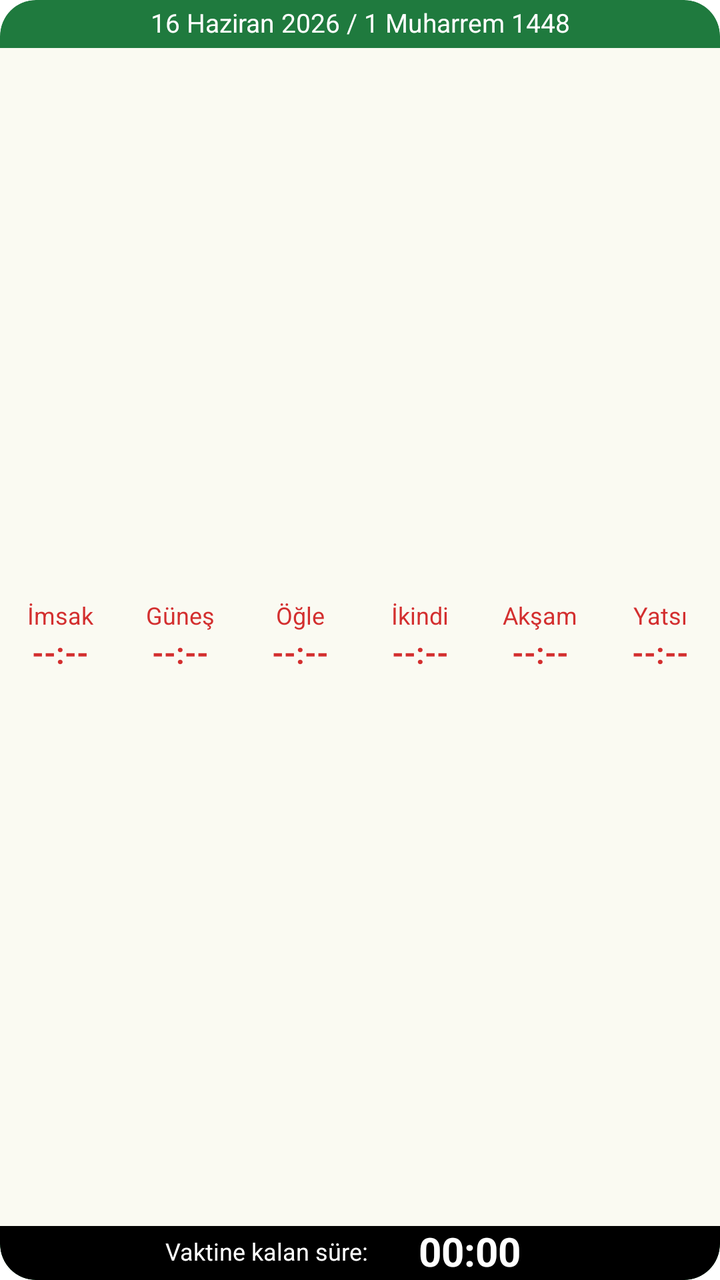
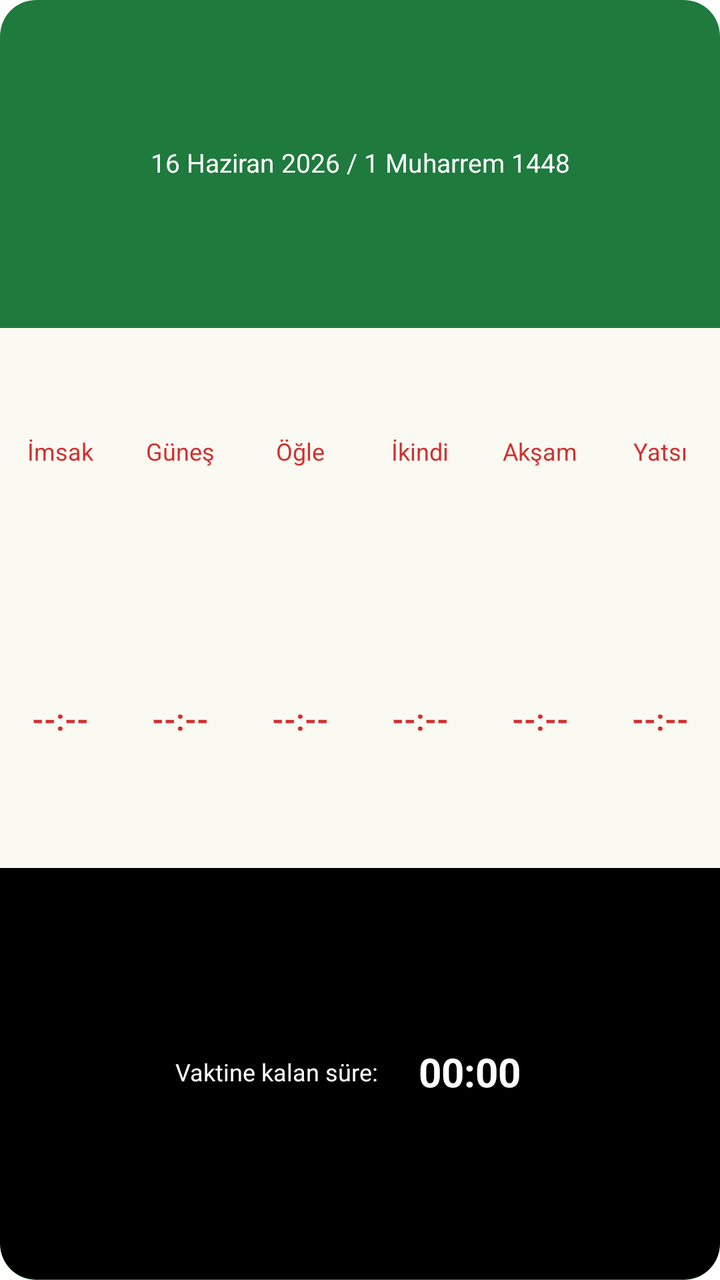

The first picture is an Android layout as it rendered before a commit; the second is the same layout after the commit. The layout source and the unified diff follow.
<!-- AndroidManifest.xml: fallback theme Theme.MaterialComponents.DayNight.NoActionBar -->
<!-- res/layout/prayer_times_wide_widget.xml -->
<LinearLayout xmlns:android="http://schemas.android.com/apk/res/android"
    android:id="@+id/prayer_wide_widget_root"
    android:layout_width="match_parent"
    android:layout_height="match_parent"
    android:background="@drawable/prayer_widget_background"
    android:clipToOutline="true"
    android:orientation="vertical">

    <TextView
        android:id="@+id/prayer_wide_date"
        android:layout_width="match_parent"
        android:layout_height="24dp"
        android:autoSizeMaxTextSize="13sp"
        android:autoSizeMinTextSize="9sp"
        android:autoSizeStepGranularity="1sp"
        android:autoSizeTextType="uniform"
        android:fontFamily="sans-serif"
        android:gravity="center"
        android:includeFontPadding="false"
        android:maxLines="1"
        android:paddingLeft="8dp"
        android:paddingRight="8dp"
        android:text="16 Haziran 2026 / 1 Muharrem 1448"
        android:textColor="#FFFFFF"
        android:textSize="13sp" />

    <FrameLayout
        android:layout_width="match_parent"
        android:layout_height="0dp"
        android:layout_weight="1"
        android:background="#FAFAF2">

        <LinearLayout
            android:layout_width="match_parent"
            android:layout_height="match_parent"
            android:gravity="center"
            android:orientation="horizontal">

            <LinearLayout
                android:id="@+id/prayer_wide_fajr_cell"
                android:layout_width="0dp"
                android:layout_height="match_parent"
                android:layout_weight="1"
                android:gravity="center"
                android:orientation="vertical">

                <TextView
                    android:layout_width="match_parent"
                    android:layout_height="17dp"
                    android:fontFamily="sans-serif"
                    android:gravity="center"
                    android:includeFontPadding="false"
                    android:id="@+id/prayer_wide_fajr_label"
                    android:text="İmsak"
                    android:textColor="#D32F2F"
                    android:textSize="12sp" />

                <TextView
                    android:id="@+id/prayer_wide_fajr_time"
                    android:layout_width="match_parent"
                    android:layout_height="20dp"
                    android:fontFamily="sans-serif"
                    android:gravity="center"
                    android:includeFontPadding="false"
                    android:text="--:--"
                    android:textColor="#D32F2F"
                    android:textSize="15sp"
                    android:textStyle="bold" />
            </LinearLayout>

            <LinearLayout
                android:id="@+id/prayer_wide_sunrise_cell"
                android:layout_width="0dp"
                android:layout_height="match_parent"
                android:layout_weight="1"
                android:gravity="center"
                android:orientation="vertical">

                <TextView
                    android:layout_width="match_parent"
                    android:layout_height="17dp"
                    android:fontFamily="sans-serif"
                    android:gravity="center"
                    android:includeFontPadding="false"
                    android:id="@+id/prayer_wide_sunrise_label"
                    android:text="Güneş"
                    android:textColor="#D32F2F"
                    android:textSize="12sp" />

                <TextView
                    android:id="@+id/prayer_wide_sunrise_time"
                    android:layout_width="match_parent"
                    android:layout_height="20dp"
                    android:fontFamily="sans-serif"
                    android:gravity="center"
                    android:includeFontPadding="false"
                    android:text="--:--"
                    android:textColor="#D32F2F"
                    android:textSize="15sp"
                    android:textStyle="bold" />
            </LinearLayout>

            <LinearLayout
                android:id="@+id/prayer_wide_dhuhr_cell"
                android:layout_width="0dp"
                android:layout_height="match_parent"
                android:layout_weight="1"
                android:gravity="center"
                android:orientation="vertical">

                <TextView
                    android:layout_width="match_parent"
                    android:layout_height="17dp"
                    android:fontFamily="sans-serif"
                    android:gravity="center"
                    android:includeFontPadding="false"
                    android:id="@+id/prayer_wide_dhuhr_label"
                    android:text="Öğle"
                    android:textColor="#D32F2F"
                    android:textSize="12sp" />

                <TextView
                    android:id="@+id/prayer_wide_dhuhr_time"
                    android:layout_width="match_parent"
                    android:layout_height="20dp"
                    android:fontFamily="sans-serif"
                    android:gravity="center"
                    android:includeFontPadding="false"
                    android:text="--:--"
                    android:textColor="#D32F2F"
                    android:textSize="15sp"
                    android:textStyle="bold" />
            </LinearLayout>

            <LinearLayout
                android:id="@+id/prayer_wide_asr_cell"
                android:layout_width="0dp"
                android:layout_height="match_parent"
                android:layout_weight="1"
                android:gravity="center"
                android:orientation="vertical">

                <TextView
                    android:layout_width="match_parent"
                    android:layout_height="17dp"
                    android:fontFamily="sans-serif"
                    android:gravity="center"
                    android:includeFontPadding="false"
                    android:id="@+id/prayer_wide_asr_label"
                    android:text="İkindi"
                    android:textColor="#D32F2F"
                    android:textSize="12sp" />

                <TextView
                    android:id="@+id/prayer_wide_asr_time"
                    android:layout_width="match_parent"
                    android:layout_height="20dp"
                    android:fontFamily="sans-serif"
                    android:gravity="center"
                    android:includeFontPadding="false"
                    android:text="--:--"
                    android:textColor="#D32F2F"
                    android:textSize="15sp"
                    android:textStyle="bold" />
            </LinearLayout>

            <LinearLayout
                android:id="@+id/prayer_wide_maghrib_cell"
                android:layout_width="0dp"
                android:layout_height="match_parent"
                android:layout_weight="1"
                android:gravity="center"
                android:orientation="vertical">

                <TextView
                    android:layout_width="match_parent"
                    android:layout_height="17dp"
                    android:fontFamily="sans-serif"
                    android:gravity="center"
                    android:includeFontPadding="false"
                    android:id="@+id/prayer_wide_maghrib_label"
                    android:text="Akşam"
                    android:textColor="#D32F2F"
                    android:textSize="12sp" />

                <TextView
                    android:id="@+id/prayer_wide_maghrib_time"
                    android:layout_width="match_parent"
                    android:layout_height="20dp"
                    android:fontFamily="sans-serif"
                    android:gravity="center"
                    android:includeFontPadding="false"
                    android:text="--:--"
                    android:textColor="#D32F2F"
                    android:textSize="15sp"
                    android:textStyle="bold" />
            </LinearLayout>

            <LinearLayout
                android:id="@+id/prayer_wide_isha_cell"
                android:layout_width="0dp"
                android:layout_height="match_parent"
                android:layout_weight="1"
                android:gravity="center"
                android:orientation="vertical">

                <TextView
                    android:layout_width="match_parent"
                    android:layout_height="17dp"
                    android:fontFamily="sans-serif"
                    android:gravity="center"
                    android:includeFontPadding="false"
                    android:id="@+id/prayer_wide_isha_label"
                    android:text="Yatsı"
                    android:textColor="#D32F2F"
                    android:textSize="12sp" />

                <TextView
                    android:id="@+id/prayer_wide_isha_time"
                    android:layout_width="match_parent"
                    android:layout_height="20dp"
                    android:fontFamily="sans-serif"
                    android:gravity="center"
                    android:includeFontPadding="false"
                    android:text="--:--"
                    android:textColor="#D32F2F"
                    android:textSize="15sp"
                    android:textStyle="bold" />
            </LinearLayout>

        </LinearLayout>
    </FrameLayout>

    <LinearLayout
        android:layout_width="match_parent"
        android:layout_height="27dp"
        android:background="@drawable/prayer_widget_countdown_bottom"
        android:gravity="center"
        android:orientation="horizontal"
        android:paddingLeft="7dp"
        android:paddingRight="7dp">

        <TextView
            android:id="@+id/prayer_wide_remaining_label"
            android:layout_width="wrap_content"
            android:layout_height="match_parent"
            android:fontFamily="sans-serif"
            android:gravity="center"
            android:includeFontPadding="false"
            android:maxLines="1"
            android:text="Vaktine kalan süre:"
            android:textColor="#FFFFFF"
            android:textSize="12sp" />

        <Chronometer
            android:id="@+id/prayer_wide_countdown"
            android:layout_width="wrap_content"
            android:layout_height="match_parent"
            android:layout_marginLeft="8dp"
            android:fontFamily="sans-serif"
            android:gravity="center"
            android:includeFontPadding="false"
            android:maxLines="1"
            android:minWidth="86dp"
            android:text="00:00:00"
            android:textColor="#FFFFFF"
            android:textSize="20sp"
            android:textStyle="bold" />
    </LinearLayout>
</LinearLayout>
<!-- resources referenced by this layout -->
<resources>
  <!-- drawable prayer_widget_background (drawable) -->
  <shape xmlns:android="http://schemas.android.com/apk/res/android">
      <solid android:color="#1F7A3E" />
      <corners android:radius="18dp" />
  </shape>
  <!-- drawable prayer_widget_countdown_bottom (drawable) -->
  <shape xmlns:android="http://schemas.android.com/apk/res/android">
      <solid android:color="#000000" />
      <corners
          android:bottomLeftRadius="18dp"
          android:bottomRightRadius="18dp" />
  </shape>
</resources>

<!-- the commit's change to res/layout/prayer_times_wide_widget.xml (unified diff, before → after) -->
@@ -9,9 +9,10 @@
     <TextView
         android:id="@+id/prayer_wide_date"
         android:layout_width="match_parent"
-        android:layout_height="24dp"
+        android:layout_height="0dp"
+        android:layout_weight="0.82"
         android:autoSizeMaxTextSize="13sp"
-        android:autoSizeMinTextSize="9sp"
+        android:autoSizeMinTextSize="8sp"
         android:autoSizeStepGranularity="1sp"
         android:autoSizeTextType="uniform"
         android:fontFamily="sans-serif"
@@ -27,7 +28,7 @@
     <FrameLayout
         android:layout_width="match_parent"
         android:layout_height="0dp"
-        android:layout_weight="1"
+        android:layout_weight="1.35"
         android:background="#FAFAF2">
 
         <LinearLayout
@@ -42,15 +43,23 @@
                 android:layout_height="match_parent"
                 android:layout_weight="1"
                 android:gravity="center"
-                android:orientation="vertical">
-
-                <TextView
-                    android:layout_width="match_parent"
-                    android:layout_height="17dp"
-                    android:fontFamily="sans-serif"
-                    android:gravity="center"
-                    android:includeFontPadding="false"
+                android:orientation="vertical"
+                android:paddingTop="1dp"
+                android:paddingBottom="1dp">
+
+                <TextView
                     android:id="@+id/prayer_wide_fajr_label"
+                    android:layout_width="match_parent"
+                    android:layout_height="0dp"
+                    android:layout_weight="1"
+                    android:autoSizeMaxTextSize="12sp"
+                    android:autoSizeMinTextSize="7sp"
+                    android:autoSizeStepGranularity="1sp"
+                    android:autoSizeTextType="uniform"
+                    android:fontFamily="sans-serif"
+                    android:gravity="center"
+                    android:includeFontPadding="false"
+                    android:maxLines="1"
                     android:text="İmsak"
                     android:textColor="#D32F2F"
                     android:textSize="12sp" />
@@ -58,31 +67,44 @@
                 <TextView
                     android:id="@+id/prayer_wide_fajr_time"
                     android:layout_width="match_parent"
-                    android:layout_height="20dp"
-                    android:fontFamily="sans-serif"
-                    android:gravity="center"
-                    android:includeFontPadding="false"
-                    android:text="--:--"
-                    android:textColor="#D32F2F"
-                    android:textSize="15sp"
-                    android:textStyle="bold" />
-            </LinearLayout>
-
+                    android:layout_height="0dp"
+                    android:layout_weight="1.18"
+                    android:autoSizeMaxTextSize="15sp"
+                    android:autoSizeMinTextSize="9sp"
+                    android:autoSizeStepGranularity="1sp"
+                    android:autoSizeTextType="uniform"
+                    android:fontFamily="sans-serif"
+                    android:gravity="center"
+                    android:includeFontPadding="false"
+                    android:maxLines="1"
+                    android:text="--:--"
+                    android:textColor="#D32F2F"
+                    android:textSize="15sp"
+                    android:textStyle="bold" />
+            </LinearLayout>
             <LinearLayout
                 android:id="@+id/prayer_wide_sunrise_cell"
                 android:layout_width="0dp"
                 android:layout_height="match_parent"
                 android:layout_weight="1"
                 android:gravity="center"
-                android:orientation="vertical">
-
-                <TextView
-                    android:layout_width="match_parent"
-                    android:layout_height="17dp"
-                    android:fontFamily="sans-serif"
-                    android:gravity="center"
-                    android:includeFontPadding="false"
+                android:orientation="vertical"
+                android:paddingTop="1dp"
+                android:paddingBottom="1dp">
+
+                <TextView
                     android:id="@+id/prayer_wide_sunrise_label"
+                    android:layout_width="match_parent"
+                    android:layout_height="0dp"
+                    android:layout_weight="1"
+                    android:autoSizeMaxTextSize="12sp"
+                    android:autoSizeMinTextSize="7sp"
+                    android:autoSizeStepGranularity="1sp"
+                    android:autoSizeTextType="uniform"
+                    android:fontFamily="sans-serif"
+                    android:gravity="center"
+                    android:includeFontPadding="false"
+                    android:maxLines="1"
                     android:text="Güneş"
                     android:textColor="#D32F2F"
                     android:textSize="12sp" />
@@ -90,31 +112,44 @@
                 <TextView
                     android:id="@+id/prayer_wide_sunrise_time"
                     android:layout_width="match_parent"
-                    android:layout_height="20dp"
-                    android:fontFamily="sans-serif"
-                    android:gravity="center"
-                    android:includeFontPadding="false"
-                    android:text="--:--"
-                    android:textColor="#D32F2F"
-                    android:textSize="15sp"
-                    android:textStyle="bold" />
-            </LinearLayout>
-
+                    android:layout_height="0dp"
+                    android:layout_weight="1.18"
+                    android:autoSizeMaxTextSize="15sp"
+                    android:autoSizeMinTextSize="9sp"
+                    android:autoSizeStepGranularity="1sp"
+                    android:autoSizeTextType="uniform"
+                    android:fontFamily="sans-serif"
+                    android:gravity="center"
+                    android:includeFontPadding="false"
+                    android:maxLines="1"
+                    android:text="--:--"
+                    android:textColor="#D32F2F"
+                    android:textSize="15sp"
+                    android:textStyle="bold" />
+            </LinearLayout>
             <LinearLayout
                 android:id="@+id/prayer_wide_dhuhr_cell"
                 android:layout_width="0dp"
                 android:layout_height="match_parent"
                 android:layout_weight="1"
                 android:gravity="center"
-                android:orientation="vertical">
-
-                <TextView
-                    android:layout_width="match_parent"
-                    android:layout_height="17dp"
-                    android:fontFamily="sans-serif"
-                    android:gravity="center"
-                    android:includeFontPadding="false"
+                android:orientation="vertical"
+                android:paddingTop="1dp"
+                android:paddingBottom="1dp">
+
+                <TextView
                     android:id="@+id/prayer_wide_dhuhr_label"
+                    android:layout_width="match_parent"
+                    android:layout_height="0dp"
+                    android:layout_weight="1"
+                    android:autoSizeMaxTextSize="12sp"
+                    android:autoSizeMinTextSize="7sp"
+                    android:autoSizeStepGranularity="1sp"
+                    android:autoSizeTextType="uniform"
+                    android:fontFamily="sans-serif"
+                    android:gravity="center"
+                    android:includeFontPadding="false"
+                    android:maxLines="1"
                     android:text="Öğle"
                     android:textColor="#D32F2F"
                     android:textSize="12sp" />
@@ -122,31 +157,44 @@
                 <TextView
                     android:id="@+id/prayer_wide_dhuhr_time"
                     android:layout_width="match_parent"
-                    android:layout_height="20dp"
-                    android:fontFamily="sans-serif"
-                    android:gravity="center"
-                    android:includeFontPadding="false"
-                    android:text="--:--"
-                    android:textColor="#D32F2F"
-                    android:textSize="15sp"
-                    android:textStyle="bold" />
-            </LinearLayout>
-
+                    android:layout_height="0dp"
+                    android:layout_weight="1.18"
+                    android:autoSizeMaxTextSize="15sp"
+                    android:autoSizeMinTextSize="9sp"
+                    android:autoSizeStepGranularity="1sp"
+                    android:autoSizeTextType="uniform"
+                    android:fontFamily="sans-serif"
+                    android:gravity="center"
+                    android:includeFontPadding="false"
+                    android:maxLines="1"
+                    android:text="--:--"
+                    android:textColor="#D32F2F"
+                    android:textSize="15sp"
+                    android:textStyle="bold" />
+            </LinearLayout>
             <LinearLayout
                 android:id="@+id/prayer_wide_asr_cell"
                 android:layout_width="0dp"
                 android:layout_height="match_parent"
                 android:layout_weight="1"
                 android:gravity="center"
-                android:orientation="vertical">
-
-                <TextView
-                    android:layout_width="match_parent"
-                    android:layout_height="17dp"
-                    android:fontFamily="sans-serif"
-                    android:gravity="center"
-                    android:includeFontPadding="false"
+                android:orientation="vertical"
+                android:paddingTop="1dp"
+                android:paddingBottom="1dp">
+
+                <TextView
                     android:id="@+id/prayer_wide_asr_label"
+                    android:layout_width="match_parent"
+                    android:layout_height="0dp"
+                    android:layout_weight="1"
+                    android:autoSizeMaxTextSize="12sp"
+                    android:autoSizeMinTextSize="7sp"
+                    android:autoSizeStepGranularity="1sp"
+                    android:autoSizeTextType="uniform"
+                    android:fontFamily="sans-serif"
+                    android:gravity="center"
+                    android:includeFontPadding="false"
+                    android:maxLines="1"
                     android:text="İkindi"
                     android:textColor="#D32F2F"
                     android:textSize="12sp" />
@@ -154,31 +202,44 @@
                 <TextView
                     android:id="@+id/prayer_wide_asr_time"
                     android:layout_width="match_parent"
-                    android:layout_height="20dp"
-                    android:fontFamily="sans-serif"
-                    android:gravity="center"
-                    android:includeFontPadding="false"
-                    android:text="--:--"
-                    android:textColor="#D32F2F"
-                    android:textSize="15sp"
-                    android:textStyle="bold" />
-            </LinearLayout>
-
+                    android:layout_height="0dp"
+                    android:layout_weight="1.18"
+                    android:autoSizeMaxTextSize="15sp"
+                    android:autoSizeMinTextSize="9sp"
+                    android:autoSizeStepGranularity="1sp"
+                    android:autoSizeTextType="uniform"
+                    android:fontFamily="sans-serif"
+                    android:gravity="center"
+                    android:includeFontPadding="false"
+                    android:maxLines="1"
+                    android:text="--:--"
+                    android:textColor="#D32F2F"
+                    android:textSize="15sp"
+                    android:textStyle="bold" />
+            </LinearLayout>
             <LinearLayout
                 android:id="@+id/prayer_wide_maghrib_cell"
                 android:layout_width="0dp"
                 android:layout_height="match_parent"
                 android:layout_weight="1"
                 android:gravity="center"
-                android:orientation="vertical">
-
-                <TextView
-                    android:layout_width="match_parent"
-                    android:layout_height="17dp"
-                    android:fontFamily="sans-serif"
-                    android:gravity="center"
-                    android:includeFontPadding="false"
+                android:orientation="vertical"
+                android:paddingTop="1dp"
+                android:paddingBottom="1dp">
+
+                <TextView
                     android:id="@+id/prayer_wide_maghrib_label"
+                    android:layout_width="match_parent"
+                    android:layout_height="0dp"
+                    android:layout_weight="1"
+                    android:autoSizeMaxTextSize="12sp"
+                    android:autoSizeMinTextSize="7sp"
+                    android:autoSizeStepGranularity="1sp"
+                    android:autoSizeTextType="uniform"
+                    android:fontFamily="sans-serif"
+                    android:gravity="center"
+                    android:includeFontPadding="false"
+                    android:maxLines="1"
                     android:text="Akşam"
                     android:textColor="#D32F2F"
                     android:textSize="12sp" />
@@ -186,31 +247,44 @@
                 <TextView
                     android:id="@+id/prayer_wide_maghrib_time"
                     android:layout_width="match_parent"
-                    android:layout_height="20dp"
-                    android:fontFamily="sans-serif"
-                    android:gravity="center"
-                    android:includeFontPadding="false"
-                    android:text="--:--"
-                    android:textColor="#D32F2F"
-                    android:textSize="15sp"
-                    android:textStyle="bold" />
-            </LinearLayout>
-
+                    android:layout_height="0dp"
+                    android:layout_weight="1.18"
+                    android:autoSizeMaxTextSize="15sp"
+                    android:autoSizeMinTextSize="9sp"
+                    android:autoSizeStepGranularity="1sp"
+                    android:autoSizeTextType="uniform"
+                    android:fontFamily="sans-serif"
+                    android:gravity="center"
+                    android:includeFontPadding="false"
+                    android:maxLines="1"
+                    android:text="--:--"
+                    android:textColor="#D32F2F"
+                    android:textSize="15sp"
+                    android:textStyle="bold" />
+            </LinearLayout>
             <LinearLayout
                 android:id="@+id/prayer_wide_isha_cell"
                 android:layout_width="0dp"
                 android:layout_height="match_parent"
                 android:layout_weight="1"
                 android:gravity="center"
-                android:orientation="vertical">
-
-                <TextView
-                    android:layout_width="match_parent"
-                    android:layout_height="17dp"
-                    android:fontFamily="sans-serif"
-                    android:gravity="center"
-                    android:includeFontPadding="false"
+                android:orientation="vertical"
+                android:paddingTop="1dp"
+                android:paddingBottom="1dp">
+
+                <TextView
                     android:id="@+id/prayer_wide_isha_label"
+                    android:layout_width="match_parent"
+                    android:layout_height="0dp"
+                    android:layout_weight="1"
+                    android:autoSizeMaxTextSize="12sp"
+                    android:autoSizeMinTextSize="7sp"
+                    android:autoSizeStepGranularity="1sp"
+                    android:autoSizeTextType="uniform"
+                    android:fontFamily="sans-serif"
+                    android:gravity="center"
+                    android:includeFontPadding="false"
+                    android:maxLines="1"
                     android:text="Yatsı"
                     android:textColor="#D32F2F"
                     android:textSize="12sp" />
@@ -218,10 +292,16 @@
                 <TextView
                     android:id="@+id/prayer_wide_isha_time"
                     android:layout_width="match_parent"
-                    android:layout_height="20dp"
-                    android:fontFamily="sans-serif"
-                    android:gravity="center"
-                    android:includeFontPadding="false"
+                    android:layout_height="0dp"
+                    android:layout_weight="1.18"
+                    android:autoSizeMaxTextSize="15sp"
+                    android:autoSizeMinTextSize="9sp"
+                    android:autoSizeStepGranularity="1sp"
+                    android:autoSizeTextType="uniform"
+                    android:fontFamily="sans-serif"
+                    android:gravity="center"
+                    android:includeFontPadding="false"
+                    android:maxLines="1"
                     android:text="--:--"
                     android:textColor="#D32F2F"
                     android:textSize="15sp"
@@ -233,7 +313,8 @@
 
     <LinearLayout
         android:layout_width="match_parent"
-        android:layout_height="27dp"
+        android:layout_height="0dp"
+        android:layout_weight="1.03"
         android:background="@drawable/prayer_widget_countdown_bottom"
         android:gravity="center"
         android:orientation="horizontal"
@@ -244,6 +325,10 @@
             android:id="@+id/prayer_wide_remaining_label"
             android:layout_width="wrap_content"
             android:layout_height="match_parent"
+            android:autoSizeMaxTextSize="12sp"
+            android:autoSizeMinTextSize="8sp"
+            android:autoSizeStepGranularity="1sp"
+            android:autoSizeTextType="uniform"
             android:fontFamily="sans-serif"
             android:gravity="center"
             android:includeFontPadding="false"
@@ -257,11 +342,15 @@
             android:layout_width="wrap_content"
             android:layout_height="match_parent"
             android:layout_marginLeft="8dp"
+            android:autoSizeMaxTextSize="20sp"
+            android:autoSizeMinTextSize="12sp"
+            android:autoSizeStepGranularity="1sp"
+            android:autoSizeTextType="uniform"
             android:fontFamily="sans-serif"
             android:gravity="center"
             android:includeFontPadding="false"
             android:maxLines="1"
-            android:minWidth="86dp"
+            android:minWidth="76dp"
             android:text="00:00:00"
             android:textColor="#FFFFFF"
             android:textSize="20sp"
